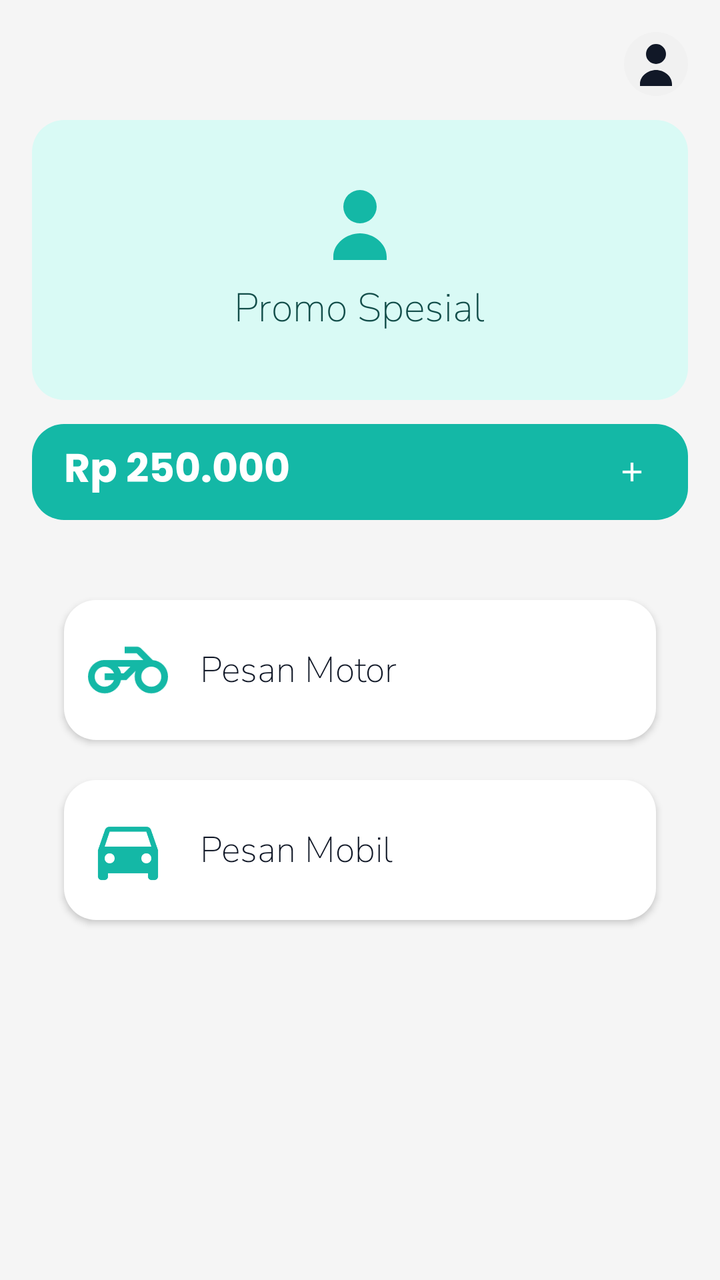
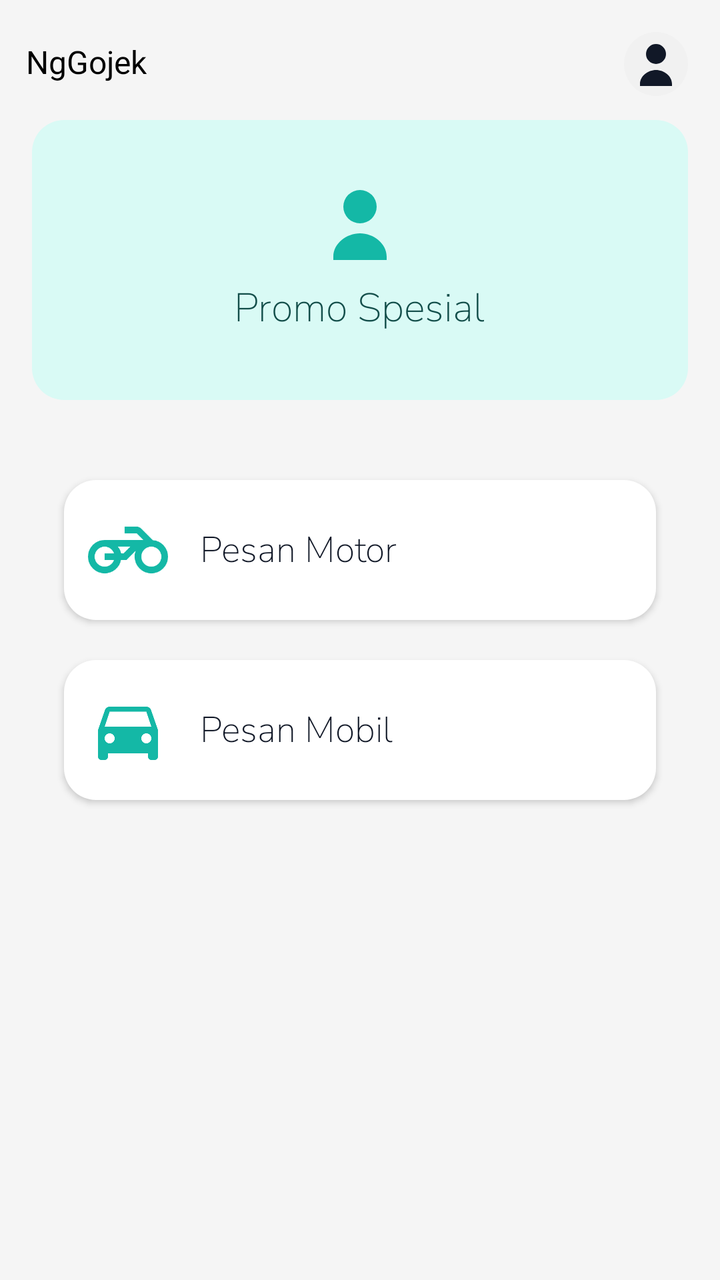

The first picture is an Android layout as it rendered before a commit; the second is the same layout after the commit. The layout source and the unified diff follow.
<!-- AndroidManifest.xml: application theme Theme.NgGojek -->
<!-- res/layout/fragment_beranda.xml -->
<?xml version="1.0" encoding="utf-8"?>
<androidx.constraintlayout.widget.ConstraintLayout
    xmlns:android="http://schemas.android.com/apk/res/android"
    xmlns:app="http://schemas.android.com/apk/res-auto"
    xmlns:tools="http://schemas.android.com/tools"
    android:layout_width="match_parent"
    android:layout_height="match_parent"
    android:background="#F5F5F5">
    

    
    <ImageView
        android:id="@+id/btnProfile"
        android:layout_width="32dp"
        android:layout_height="32dp"
        android:layout_margin="16dp"
        android:background="@drawable/bg_circle"
        android:padding="4dp"
        android:src="@drawable/profile"
        app:tint="#111827"
        app:layout_constraintEnd_toEndOf="parent"
        app:layout_constraintTop_toTopOf="parent" />
    

    
    <LinearLayout
        android:id="@+id/bannerPromo"
        android:layout_width="0dp"
        android:layout_height="140dp"
        android:layout_marginStart="16dp"
        android:layout_marginTop="60dp"
        android:layout_marginEnd="16dp"
        android:background="@drawable/bg_radius_light"
        android:gravity="center"
        android:orientation="vertical"
        app:layout_constraintEnd_toEndOf="parent"
        app:layout_constraintStart_toStartOf="parent"
        app:layout_constraintTop_toTopOf="parent">
        

        <ImageView
            android:layout_width="40dp"
            android:layout_height="40dp"
            android:src="@drawable/profile"
            app:tint="#14B8A6"/>
        

        <TextView
            android:layout_width="wrap_content"
            android:layout_height="wrap_content"
            android:layout_marginTop="8dp"
            android:text="Promo Spesial"
            android:fontFamily="@font/nunito"
            android:textColor="#134E4A"
            android:textSize="20sp"
            android:textStyle="bold" />
        
    </LinearLayout>

    
    <LinearLayout
        android:id="@+id/saldoCard"
        android:layout_width="0dp"
        android:layout_height="48dp"
        android:layout_marginStart="16dp"
        android:layout_marginTop="12dp"
        android:layout_marginEnd="16dp"
        android:background="@drawable/bg_radius_primary"
        android:gravity="center_vertical"
        android:orientation="horizontal"
        app:layout_constraintEnd_toEndOf="parent"
        app:layout_constraintStart_toStartOf="parent"
        app:layout_constraintTop_toBottomOf="@+id/bannerPromo">
        

        <TextView
            android:layout_width="0dp"
            android:layout_height="wrap_content"
            android:layout_weight="1"
            android:paddingStart="16dp"
            android:text="Rp 250.000"
            android:fontFamily="@font/poppins_bold"
            android:textColor="#FFFFFF"
            android:textSize="20sp"
            android:textStyle="bold" />

        <ImageView
            android:layout_width="24dp"
            android:layout_height="24dp"
            android:layout_marginEnd="16dp"
            android:padding="4dp"
            android:src="@drawable/add"
            app:tint="#FFFFFF" />
    </LinearLayout>

    
    <LinearLayout
        android:id="@+id/btnMotor"
        android:layout_width="0dp"
        android:layout_height="70dp"
        android:layout_marginStart="32dp"
        android:layout_marginTop="40dp"
        android:layout_marginEnd="32dp"
        android:background="@drawable/bg_radius_white"
        android:elevation="2dp"
        android:gravity="center_vertical"
        android:orientation="horizontal"
        android:padding="12dp"
        app:layout_constraintEnd_toEndOf="parent"
        app:layout_constraintStart_toStartOf="parent"
        app:layout_constraintTop_toBottomOf="@+id/saldoCard">
        

        <ImageView
            android:layout_width="40dp"
            android:layout_height="40dp"
            android:src="@drawable/motor"
            app:tint="#14B8A6" />
        

        <TextView
            android:layout_width="wrap_content"
            android:layout_height="wrap_content"
            android:layout_marginStart="16dp"
            android:text="Pesan Motor"
            android:fontFamily="@font/nunito"
            android:textColor="#111827"
            android:textSize="18sp"
            android:textStyle="bold"/>
        
    </LinearLayout>

    
    <LinearLayout
        android:id="@+id/btnMobil"
        android:layout_width="0dp"
        android:layout_height="70dp"
        android:layout_marginStart="32dp"
        android:layout_marginTop="20dp"
        android:layout_marginEnd="32dp"
        android:background="@drawable/bg_radius_white"
        android:elevation="2dp"
        android:gravity="center_vertical"
        android:orientation="horizontal"
        android:padding="12dp"
        app:layout_constraintEnd_toEndOf="parent"
        app:layout_constraintStart_toStartOf="parent"
        app:layout_constraintTop_toBottomOf="@+id/btnMotor">

        <ImageView
            android:layout_width="40dp"
            android:layout_height="40dp"
            android:src="@drawable/car"
            app:tint="#14B8A6" />
        

        <TextView
            android:layout_width="wrap_content"
            android:layout_height="wrap_content"
            android:layout_marginStart="16dp"
            android:text="Pesan Mobil"
            android:fontFamily="@font/nunito"
            android:textColor="#111827"
            android:textSize="18sp"
            android:textStyle="bold"/>
    </LinearLayout>

</androidx.constraintlayout.widget.ConstraintLayout>
<!-- resources referenced by this layout -->
<resources>
  <!-- drawable add (drawable) -->
  <vector xmlns:android="http://schemas.android.com/apk/res/android"
      android:width="24dp"
      android:height="24dp"
      android:viewportWidth="24"
      android:viewportHeight="24">
      <path
          android:fillColor="#FFF"
          android:pathData="M19,11H13V5h-2v6H5v2h6v6h2v-6h6z"/>
  </vector>
  <!-- drawable bg_circle (drawable) -->
  <shape xmlns:android="http://schemas.android.com/apk/res/android"
      android:shape="oval">
      <solid android:color="#F1F1F1"/>
  </shape>
  <!-- drawable bg_radius_light (drawable) -->
  <shape xmlns:android="http://schemas.android.com/apk/res/android">
      <solid android:color="#D9FAF5"/> 
      <corners android:radius="16dp"/>
  </shape>
  <!-- drawable bg_radius_primary (drawable) -->
  <shape xmlns:android="http://schemas.android.com/apk/res/android">
      <solid android:color="#14B8A6"/> 
      <corners android:radius="16dp"/>
  </shape>
  <!-- drawable bg_radius_white (drawable) -->
  <shape xmlns:android="http://schemas.android.com/apk/res/android">
      <solid android:color="#FFFFFF"/> 
      <corners android:radius="16dp"/>
  </shape>
  <!-- drawable car (drawable) -->
  <vector xmlns:android="http://schemas.android.com/apk/res/android" android:height="24dp" android:tint="#000000" android:viewportHeight="24" android:viewportWidth="24" android:width="24dp">
        
      <path android:fillColor="@android:color/white" android:pathData="M18.92,6.01C18.72,5.42 18.16,5 17.5,5h-11c-0.66,0 -1.21,0.42 -1.42,1.01L3,12v8c0,0.55 0.45,1 1,1h1c0.55,0 1,-0.45 1,-1v-1h12v1c0,0.55 0.45,1 1,1h1c0.55,0 1,-0.45 1,-1v-8l-2.08,-5.99zM6.5,16c-0.83,0 -1.5,-0.67 -1.5,-1.5S5.67,13 6.5,13s1.5,0.67 1.5,1.5S7.33,16 6.5,16zM17.5,16c-0.83,0 -1.5,-0.67 -1.5,-1.5s0.67,-1.5 1.5,-1.5 1.5,0.67 1.5,1.5 -0.67,1.5 -1.5,1.5zM5,11l1.5,-4.5h11L19,11L5,11z"/>
      
  </vector>
  <!-- drawable motor (drawable) -->
  <vector xmlns:android="http://schemas.android.com/apk/res/android" android:height="24dp" android:tint="#000000" android:viewportHeight="960" android:viewportWidth="960" android:width="24dp">
        
      <path android:fillColor="@android:color/white" android:pathData="M428,440L398,440Q393,440 383,440Q373,440 358,440L508,440L428,440ZM200,760Q117,760 58.5,701.5Q0,643 0,560Q0,477 58.5,418.5Q117,360 200,360L664,360L584,280Q584,280 584,280Q584,280 584,280L440,280L440,200L583,200Q599,200 613.5,206Q628,212 639,223L778,362Q856,368 908,425Q960,482 960,560Q960,643 901.5,701.5Q843,760 760,760Q677,760 618.5,701.5Q560,643 560,560Q560,542 562.5,524.5Q565,507 572,490L572,490L462,600L396,600Q382,670 327,715Q272,760 200,760ZM760,680Q810,680 845,645Q880,610 880,560Q880,510 845,475Q810,440 760,440Q710,440 675,475Q640,510 640,560Q640,610 675,645Q710,680 760,680ZM200,680Q238,680 268.5,658Q299,636 312,600L200,600L200,520L312,520Q299,484 268.5,462Q238,440 200,440Q150,440 115,475Q80,510 80,560Q80,610 115,645Q150,680 200,680ZM398,520L428,520L508,440L358,440Q373,457 383,477Q393,497 398,520Z"/>
      
  </vector>
  <!-- drawable profile (drawable) -->
  <vector xmlns:android="http://schemas.android.com/apk/res/android"
      android:width="24dp"
      android:height="24dp"
      android:viewportWidth="24"
      android:viewportHeight="24">
      <path
          android:fillColor="#000"
          android:pathData="M12,12a5,5 0 1,0 0,-10a5,5 0 1,0 0,10zM4,22c0,-4 4,-7 8,-7s8,3 8,7v1H4v-1z"/>
  </vector>
  <style name="Theme.NgGojek" parent="Base.Theme.NgGojek" />
  <style name="Base.Theme.NgGojek" parent="Theme.Material3.DayNight.NoActionBar">
          
          
          <item name="android:windowBackground">@color/white</item>
          <item name="colorSecondaryContainer">@android:color/transparent</item>
      </style>
  <color name="white">#FFFFFFFF</color>
</resources>

<!-- the commit's change to res/layout/fragment_beranda.xml (unified diff, before → after) -->
@@ -6,9 +6,23 @@
     android:layout_width="match_parent"
     android:layout_height="match_parent"
     android:background="#F5F5F5">
+
     
 
-    
+    <TextView
+        android:layout_width="wrap_content"
+        android:layout_height="wrap_content"
+        android:text="NgGojek"
+        android:textColor="#000000"
+        android:textSize="16sp"
+        android:layout_marginBottom="10dp"
+        app:layout_constraintBottom_toTopOf="@+id/bannerPromo"
+        app:layout_constraintEnd_toStartOf="@+id/btnProfile"
+        app:layout_constraintHorizontal_bias="0.051"
+        app:layout_constraintStart_toStartOf="parent"
+        app:layout_constraintTop_toTopOf="parent"
+        app:layout_constraintVertical_bias="0.707" />
+
     <ImageView
         android:id="@+id/btnProfile"
         android:layout_width="32dp"
@@ -57,41 +71,7 @@
         
     </LinearLayout>
 
-    
-    <LinearLayout
-        android:id="@+id/saldoCard"
-        android:layout_width="0dp"
-        android:layout_height="48dp"
-        android:layout_marginStart="16dp"
-        android:layout_marginTop="12dp"
-        android:layout_marginEnd="16dp"
-        android:background="@drawable/bg_radius_primary"
-        android:gravity="center_vertical"
-        android:orientation="horizontal"
-        app:layout_constraintEnd_toEndOf="parent"
-        app:layout_constraintStart_toStartOf="parent"
-        app:layout_constraintTop_toBottomOf="@+id/bannerPromo">
-        
 
-        <TextView
-            android:layout_width="0dp"
-            android:layout_height="wrap_content"
-            android:layout_weight="1"
-            android:paddingStart="16dp"
-            android:text="Rp 250.000"
-            android:fontFamily="@font/poppins_bold"
-            android:textColor="#FFFFFF"
-            android:textSize="20sp"
-            android:textStyle="bold" />
-
-        <ImageView
-            android:layout_width="24dp"
-            android:layout_height="24dp"
-            android:layout_marginEnd="16dp"
-            android:padding="4dp"
-            android:src="@drawable/add"
-            app:tint="#FFFFFF" />
-    </LinearLayout>
 
     
     <LinearLayout
@@ -108,7 +88,7 @@
         android:padding="12dp"
         app:layout_constraintEnd_toEndOf="parent"
         app:layout_constraintStart_toStartOf="parent"
-        app:layout_constraintTop_toBottomOf="@+id/saldoCard">
+        app:layout_constraintTop_toBottomOf="@+id/bannerPromo">
         
 
         <ImageView
<!-- resource entries referenced after the edit -->
@@ -1,15 +1,5 @@
 <!-- resources referenced by this layout -->
 <resources>
-  <!-- drawable add (drawable) -->
-  <vector xmlns:android="http://schemas.android.com/apk/res/android"
-      android:width="24dp"
-      android:height="24dp"
-      android:viewportWidth="24"
-      android:viewportHeight="24">
-      <path
-          android:fillColor="#FFF"
-          android:pathData="M19,11H13V5h-2v6H5v2h6v6h2v-6h6z"/>
-  </vector>
   <!-- drawable bg_circle (drawable) -->
   <shape xmlns:android="http://schemas.android.com/apk/res/android"
       android:shape="oval">
@@ -18,11 +8,6 @@
   <!-- drawable bg_radius_light (drawable) -->
   <shape xmlns:android="http://schemas.android.com/apk/res/android">
       <solid android:color="#D9FAF5"/> 
-      <corners android:radius="16dp"/>
-  </shape>
-  <!-- drawable bg_radius_primary (drawable) -->
-  <shape xmlns:android="http://schemas.android.com/apk/res/android">
-      <solid android:color="#14B8A6"/> 
       <corners android:radius="16dp"/>
   </shape>
   <!-- drawable bg_radius_white (drawable) -->
